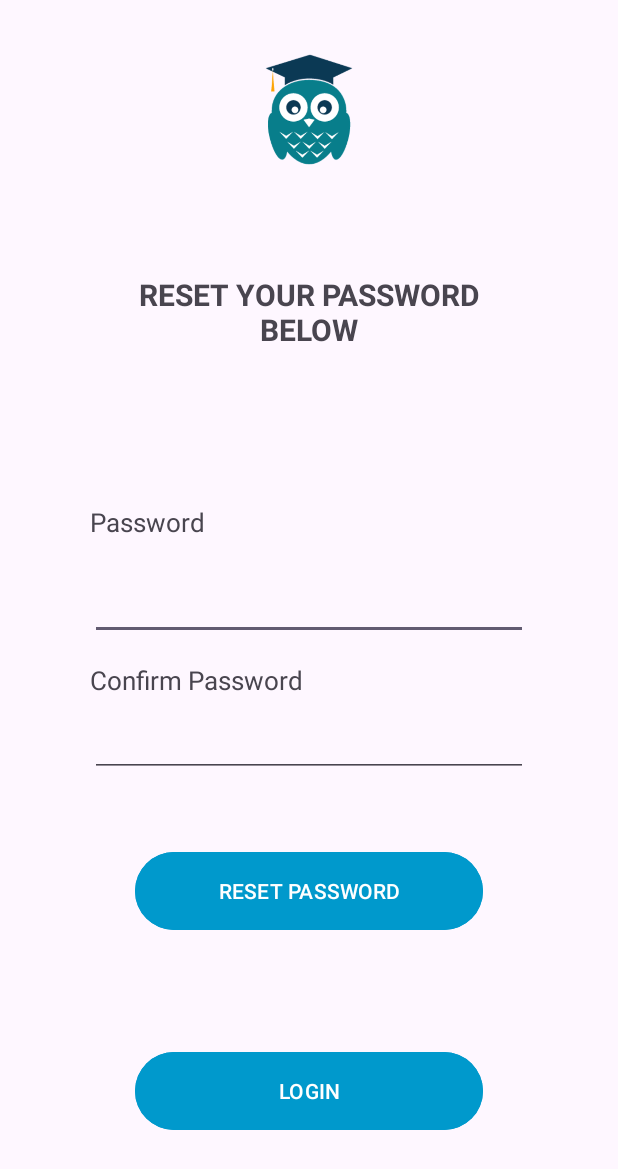
After one commit to ndhnhan82/MasterSQL, an Android app: the ResetPassword screen opened directly, with no data from a screen before it, on a phone screen of 412 x 824 dp. The commit adds this screen. Shown: the top 1169 px of the screen. Run offline under Robolectric (Android 15) with nearby library versions, the phone set to English and light mode, and no system bars.

Commit message:
Reset and forgot password views

```diff
--- a/app/build.gradle.kts
+++ b/app/build.gradle.kts
@@ -34,10 +34,12 @@ dependencies {
     implementation("androidx.appcompat:appcompat:1.6.1")
     implementation("com.google.android.material:material:1.9.0")
     implementation("androidx.constraintlayout:constraintlayout:2.1.4")
+    implementation("com.google.firebase:firebase-auth:22.1.2")
     testImplementation("junit:junit:4.13.2")
     androidTestImplementation("androidx.test.ext:junit:1.1.5")
     androidTestImplementation("androidx.test.espresso:espresso-core:3.5.1")
 
     implementation(platform("com.google.firebase:firebase-bom:32.3.1"))
+    implementation("com.google.firebase:firebase-analytics")
 //    implementation("com.google.firebase:firebase-analytics")
 }
--- /dev/null
+++ b/app/src/main/java/com/example/mastersql/ResetPassword.java
@@ -0,0 +1,84 @@
+package com.example.mastersql;
+
+import androidx.appcompat.app.AlertDialog;
+import androidx.appcompat.app.AppCompatActivity;
+
+import android.content.DialogInterface;
+import android.content.Intent;
+import android.os.Bundle;
+import android.view.View;
+import android.widget.EditText;
+import android.widget.Button;
+
+public class ResetPassword extends AppCompatActivity implements View.OnClickListener {
+
+    EditText edPassword, edConfirmPassword;
+
+    Button btnResetPassword, btnGoToLogin;
+
+    AlertDialog.Builder builder;
+
+    @Override
+    protected void onCreate(Bundle savedInstanceState) {
+        super.onCreate(savedInstanceState);
+        setContentView(R.layout.activity_reset_password);
+
+        initialize();
+    }
+
+    private void initialize() {
+
+        edPassword = findViewById(R.id.edTxtResetPassword);
+        edConfirmPassword = findViewById(R.id.edTxtConfirmResetPassword);
+
+        btnResetPassword = findViewById(R.id.btnResetPassword);
+        btnGoToLogin = findViewById(R.id.btnBackToLogin);
+
+        //Make a link between the buttons and the click
+        //Enable user click for the push buttons
+
+        btnResetPassword.setOnClickListener(this);
+        btnGoToLogin.setOnClickListener(this);
+
+    }
+
+    @Override
+    public void onClick(View view) {
+
+        int id = view.getId();
+
+        if(id == R.id.btnResetPassword)
+        {
+            showAlert();
+        }
+        else if(id == R.id.btnBackToLogin)
+        {
+            goToLogin();
+        }
+    }
+
+    private void goToLogin() {
+
+        Intent intent = new Intent(this, MainActivity.class);
+
+        startActivity(intent);
+    }
+
+    private void showAlert() {
+
+        builder = new AlertDialog.Builder(this);
+
+        builder.setTitle("Notification")
+                .setMessage("Your password has been successfully updated")
+                .setCancelable(true)
+                .setPositiveButton("OK", new DialogInterface.OnClickListener() {
+                    @Override
+                    public void onClick(DialogInterface dialogInterface, int i) {
+                        goToLogin();
+                    }
+                })
+                .show();
+
+
+    }
+}
--- /dev/null
+++ b/app/src/main/res/layout/activity_reset_password.xml
@@ -0,0 +1,148 @@
+<?xml version="1.0" encoding="utf-8"?>
+<LinearLayout xmlns:android="http://schemas.android.com/apk/res/android"
+    xmlns:app="http://schemas.android.com/apk/res-auto"
+    xmlns:tools="http://schemas.android.com/tools"
+    android:layout_width="match_parent"
+    android:layout_height="match_parent"
+    tools:context=".ResetPassword"
+    android:orientation="vertical">
+
+    <LinearLayout
+        android:layout_width="match_parent"
+        android:layout_height="0dp"
+        android:layout_weight="0.6"
+        android:orientation="horizontal">
+
+        <ImageView
+            android:id="@+id/imgLogo"
+            android:layout_width="0dp"
+            android:layout_height="wrap_content"
+            android:layout_weight="1"
+            android:src="@drawable/logo"
+            android:layout_marginRight="60dp"
+            android:layout_marginLeft="60dp"
+            />
+    </LinearLayout>
+
+    <LinearLayout
+        android:layout_width="match_parent"
+        android:layout_height="0dp"
+        android:layout_weight="0.5"
+        android:orientation="horizontal">
+
+        <TextView
+            android:id="@+id/txtVResetTag"
+            android:layout_width="0dp"
+            android:layout_height="wrap_content"
+            android:layout_weight="1"
+            android:text="@string/reset_passwordText"
+            android:textSize="20sp"
+            android:layout_marginLeft="60dp"
+            android:layout_marginRight="60dp"
+            android:gravity="center"
+            android:textStyle="bold"
+            />
+    </LinearLayout>
+
+    <LinearLayout
+        android:layout_width="match_parent"
+        android:layout_height="0dp"
+        android:layout_weight="0.3"
+        android:orientation="vertical">
+
+        <TextView
+            android:id="@+id/txtVPasswordTag"
+            android:layout_width="wrap_content"
+            android:layout_height="0dp"
+            android:layout_weight="0.2"
+            android:text="@string/password"
+            android:textSize="17sp"
+            android:layout_marginLeft="60dp"
+            android:layout_marginRight="60dp"
+            android:gravity="center"
+            />
+
+        <EditText
+            android:id="@+id/edTxtResetPassword"
+            android:layout_width="match_parent"
+            android:layout_height="0dp"
+            android:layout_weight="0.5"
+            android:ems="10"
+            android:inputType="textPassword"
+            android:layout_marginRight="60dp"
+            android:layout_marginLeft="60dp"
+            />
+    </LinearLayout>
+
+    <LinearLayout
+        android:layout_width="match_parent"
+        android:layout_height="0dp"
+        android:layout_weight="0.3"
+        android:orientation="vertical">
+
+        <TextView
+            android:id="@+id/txtVConfirmPasswordTag"
+            android:layout_width="wrap_content"
+            android:layout_height="0dp"
+            android:layout_weight="0.7"
+            android:text="@string/reset_confirmPasswordTag"
+            android:textSize="17sp"
+            android:layout_marginLeft="60dp"
+            android:layout_marginRight="60dp"
+            android:gravity="center"
+            android:layout_marginTop="10dp"
+            />
+
+        <EditText
+            android:id="@+id/edTxtConfirmResetPassword"
+            android:layout_width="match_parent"
+            android:layout_height="0dp"
+            android:layout_weight="1"
+            android:ems="10"
+            android:inputType="textPassword"
+            android:layout_marginRight="60dp"
+            android:layout_marginLeft="60dp"
+            />
+    </LinearLayout>
+
+    <LinearLayout
+        android:layout_width="match_parent"
+        android:layout_height="0dp"
+        android:layout_weight="0.5"
+        android:orientation="horizontal"
+        android:gravity="center"
+        >
+
+        <Button
+            android:id="@+id/btnResetPassword"
+            android:layout_width="0dp"
+            android:layout_height="60dp"
+            android:layout_weight="1"
+            android:text="@string/reset_passwordButton"
+            android:layout_marginLeft="90dp"
+            android:layout_marginRight="90dp"
+            android:backgroundTint="@android:color/holo_blue_dark"
+            />
+    </LinearLayout>
+
+    <LinearLayout
+        android:layout_width="match_parent"
+        android:layout_height="0dp"
+        android:layout_weight="0.5"
+        android:orientation="horizontal"
+        android:gravity="center"
+        >
+
+        <Button
+            android:id="@+id/btnBackToLogin"
+            android:layout_width="0dp"
+            android:layout_height="60dp"
+            android:layout_weight="1"
+            android:text="@string/forgot_login"
+            android:layout_marginRight="90dp"
+            android:layout_marginLeft="90dp"
+            android:layout_marginBottom="20dp"
+            android:backgroundTint="@android:color/holo_blue_dark"
+            />
+    </LinearLayout>
+</LinearLayout>
--- a/app/src/main/res/values/strings.xml
+++ b/app/src/main/res/values/strings.xml
@@ -13,4 +13,16 @@
     <string name="retype_password">Retype password</string>
     <string name="remember_password">Remember password</string>
     <string name="forget_password">Forget password</string>
+
+    //FORGOT PASSWORD VIEW
+    <string name="forgot_password">Forgot Password?</string>
+    <string name="forgot_text">"We will send you an E-mail to reset your password."</string>
+    <string name="forgot_submit">"SUBMIT"</string>
+    <string name="forgot_login">"LOGIN"</string>
+
+    //RESET PASSWORD VIEW
+    <string name="reset_passwordText">"RESET YOUR PASSWORD BELOW"</string>
+    <string name="reset_confirmPasswordTag">"Confirm Password"</string>
+    <string name="reset_passwordButton">"RESET PASSWORD"</string>
+
 </resources>
```
Also changed, not shown: app/src/main/AndroidManifest.xml (+32 -1 lines), app/src/main/java/com/example/mastersql/ForgotPassword.java (added, +80 -0 lines), app/src/main/res/layout/activity_forgot_password.xml (added, +140 -0 lines), build.gradle.kts (+8 -1 lines), app/src/main/res/drawable/logo.png (added), 1 other file.
